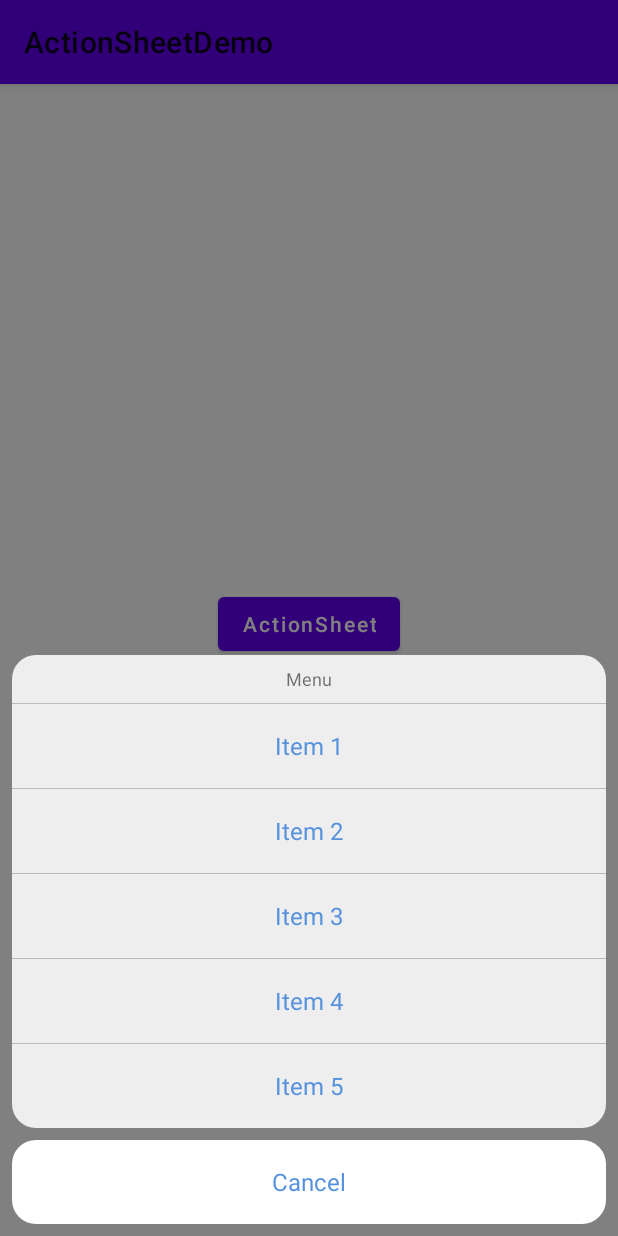
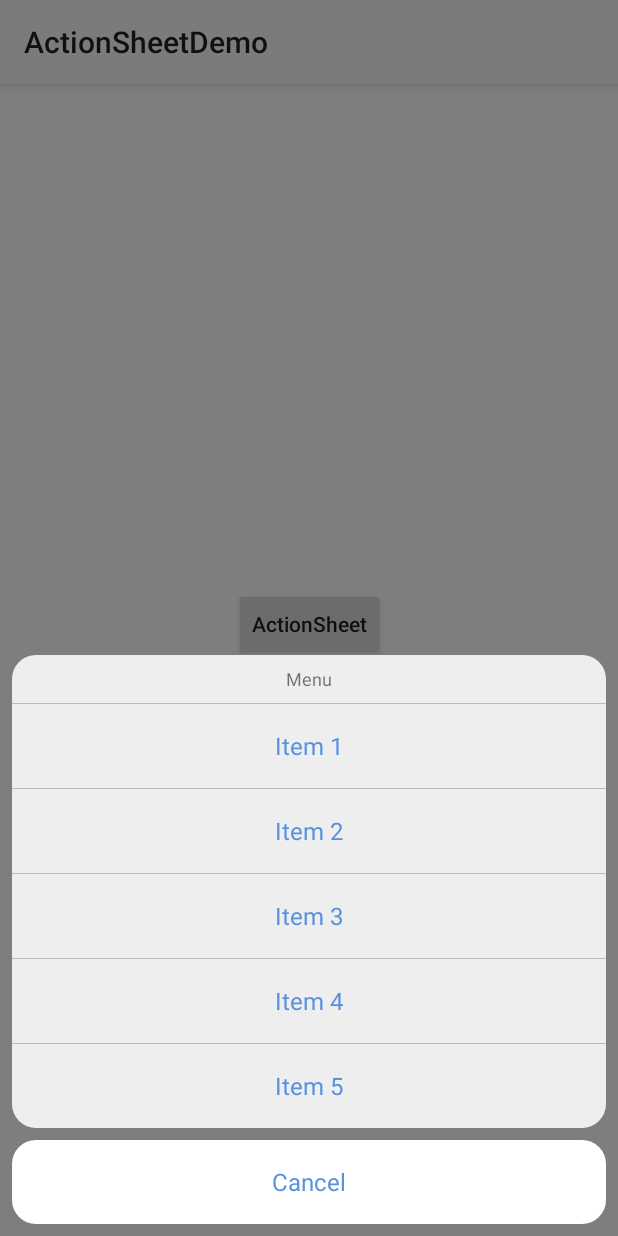
Before and after one commit to atsushi-ageet/android-action-sheet, an Android app: the screen it shows after launch (MainActivity), after a tap on "ActionSheetFragment", on a phone screen of 412 x 824 dp. Run offline under Robolectric (Android 15) with nearby library versions, the phone set to English and light mode, and no system bars.

Commit message:
Remove dependency to material library

```diff
--- a/actionsheet/build.gradle
+++ b/actionsheet/build.gradle
@@ -39,7 +39,6 @@ dependencies {
     implementation "androidx.fragment:fragment-ktx:1.6.0"
     implementation "androidx.constraintlayout:constraintlayout:2.1.4"
     implementation "androidx.appcompat:appcompat:1.6.1"
-    implementation "com.google.android.material:material:1.9.0"
     testImplementation 'junit:junit:4.13.2'
     androidTestImplementation 'androidx.test.ext:junit:1.1.5'
     androidTestImplementation 'androidx.test.espresso:espresso-core:3.5.1'
--- a/actionsheet/src/main/java/com/ageet/actionsheet/ActionSheetDialog.kt
+++ b/actionsheet/src/main/java/com/ageet/actionsheet/ActionSheetDialog.kt
@@ -2,13 +2,14 @@ package com.ageet.actionsheet
 
 import android.content.Context
 import android.os.Bundle
+import android.view.Gravity
 import android.view.View
 import android.view.ViewGroup
+import android.view.WindowManager
 import android.widget.ArrayAdapter
 import android.widget.ListView
 import android.widget.TextView
-import com.google.android.material.bottomsheet.BottomSheetBehavior
-import com.google.android.material.bottomsheet.BottomSheetDialog
+import androidx.appcompat.app.AlertDialog
 
 class ActionSheetDialog(
     context: Context,
@@ -16,7 +17,7 @@ class ActionSheetDialog(
     private val cancelText: String = "",
     private val items: List<String> = emptyList(),
     private var onItemClickListener: OnItemClickListener? = null,
-) : BottomSheetDialog(context, R.style.actionsheet_ThemeOverlay_App_BottomSheetDialog) {
+) : AlertDialog(context, R.style.actionsheet_ThemeOverlay_App_BottomSheetDialog) {
     fun interface OnItemClickListener {
         fun onItemClick(position: Int)
     }
@@ -61,11 +62,10 @@ class ActionSheetDialog(
             dismiss()
         }
         window?.attributes?.apply {
+            width = WindowManager.LayoutParams.MATCH_PARENT
+            height = WindowManager.LayoutParams.WRAP_CONTENT
+            gravity = Gravity.BOTTOM
             dimAmount = 0.5f
-        }
-        behavior.apply {
-            isDraggable = false
-            setState(BottomSheetBehavior.STATE_EXPANDED)
         }
     }
 
--- a/actionsheet/src/main/java/com/ageet/actionsheet/ActionSheetDialogFragment.kt
+++ b/actionsheet/src/main/java/com/ageet/actionsheet/ActionSheetDialogFragment.kt
@@ -2,13 +2,13 @@ package com.ageet.actionsheet
 
 import android.app.Dialog
 import android.os.Bundle
+import androidx.fragment.app.DialogFragment
 import androidx.fragment.app.Fragment
 import androidx.fragment.app.FragmentManager
-import com.google.android.material.bottomsheet.BottomSheetDialogFragment
 import kotlin.properties.ReadWriteProperty
 import kotlin.reflect.KProperty
 
-class ActionSheetDialogFragment : BottomSheetDialogFragment() {
+class ActionSheetDialogFragment : DialogFragment() {
     var titleText: String by stringArgument()
     var cancelText: String by stringArgument()
     var items: List<String> by stringListArgument()
--- /dev/null
+++ b/actionsheet/src/main/res/anim/actionsheet_interpolator.xml
@@ -0,0 +1,21 @@
+<?xml version="1.0" encoding="utf-8"?>
+<!--
+  ~ Copyright (C) 2021 The Android Open Source Project
+  ~
+  ~ Licensed under the Apache License, Version 2.0 (the "License");
+  ~ you may not use this file except in compliance with the License.
+  ~ You may obtain a copy of the License at
+  ~
+  ~      http://www.apache.org/licenses/LICENSE-2.0
+  ~
+  ~ Unless required by applicable law or agreed to in writing, software
+  ~ distributed under the License is distributed on an "AS IS" BASIS,
+  ~ WITHOUT WARRANTIES OR CONDITIONS OF ANY KIND, either express or implied.
+  ~ See the License for the specific language governing permissions and
+  ~ limitations under the License.
+  -->
+<pathInterpolator xmlns:android="http://schemas.android.com/apk/res/android"
+    android:controlX1="0.35"
+    android:controlY1="0"
+    android:controlX2="0"
+    android:controlY2="1"/>
--- /dev/null
+++ b/actionsheet/src/main/res/anim/actionsheet_slide_down.xml
@@ -0,0 +1,11 @@
+<?xml version="1.0" encoding="utf-8"?>
+<set xmlns:android="http://schemas.android.com/apk/res/android"
+    android:duration="400"
+    android:interpolator="@anim/actionsheet_interpolator">
+    <translate
+        android:fromYDelta="0"
+        android:toYDelta="100%" />
+    <alpha
+        android:fromAlpha="1"
+        android:toAlpha="0" />
+</set>
--- /dev/null
+++ b/actionsheet/src/main/res/anim/actionsheet_slide_up.xml
@@ -0,0 +1,11 @@
+<?xml version="1.0" encoding="utf-8"?>
+<set xmlns:android="http://schemas.android.com/apk/res/android"
+    android:duration="400"
+    android:interpolator="@anim/actionsheet_interpolator">
+    <translate
+        android:fromYDelta="100%"
+        android:toYDelta="0" />
+    <alpha
+        android:fromAlpha="0"
+        android:toAlpha="1" />
+</set>
--- a/actionsheet/src/main/res/layout/actionsheet_content.xml
+++ b/actionsheet/src/main/res/layout/actionsheet_content.xml
@@ -8,6 +8,8 @@
     android:layout_width="match_parent"
     android:layout_height="wrap_content"
     android:paddingHorizontal="8dp"
+    android:layout_marginTop="24dp"
+    android:layout_marginBottom="8dp"
     android:layout_gravity="bottom">
 
     <LinearLayout
@@ -49,7 +51,6 @@
         android:id="@+id/actionsheet_cancel"
         android:layout_width="match_parent"
         android:layout_height="@dimen/actionsheet_item_height"
-        android:layout_marginBottom="8dp"
         android:background="@drawable/actionsheet_bg_cancel"
         android:backgroundTintMode="src_over"
         android:backgroundTint="@color/actionsheet_bg_tint"
--- a/actionsheet/src/main/res/values/styles.xml
+++ /dev/null
@@ -1,6 +0,0 @@
-<?xml version="1.0" encoding="utf-8"?>
-<resources>
-    <style name="actionsheet_Widget.App.BottomSheet" parent="Widget.MaterialComponents.BottomSheet">
-        <item name="shapeAppearance">@null</item>
-    </style>
-</resources>
--- a/actionsheet/src/main/res/values/themes.xml
+++ b/actionsheet/src/main/res/values/themes.xml
@@ -1,10 +1,16 @@
 <?xml version="1.0" encoding="utf-8"?>
 <resources xmlns:tools="http://schemas.android.com/tools">
-    <style name="actionsheet_ThemeOverlay.App.BottomSheetDialog" parent="ThemeOverlay.MaterialComponents.BottomSheetDialog">
-        <item name="bottomSheetStyle">@style/actionsheet_Widget.App.BottomSheet</item>
+    <style name="actionsheet_ThemeOverlay.App.BottomSheetDialog" parent="ThemeOverlay.AppCompat.Dialog">
+        <item name="android:windowBackground">@android:color/transparent</item>
         <item name="android:navigationBarColor">@android:color/transparent</item>
         <item name="android:windowLightNavigationBar" tools:targetApi="o_mr1">true</item>
         <item name="android:windowTranslucentNavigation">false</item>
-        <item name="android:windowIsFloating">false</item>
+        <item name="android:windowIsFloating">true</item>
+        <item name="android:windowIsTranslucent">true</item>
+        <item name="android:windowAnimationStyle">@style/actionsheet_Animation.ActionSheetDialog</item>
+    </style>
+    <style name="actionsheet_Animation.ActionSheetDialog" parent="Animation.AppCompat.Dialog">
+        <item name="android:windowEnterAnimation">@anim/actionsheet_slide_up</item>
+        <item name="android:windowExitAnimation">@anim/actionsheet_slide_down</item>
     </style>
 </resources>
--- a/app/build.gradle
+++ b/app/build.gradle
@@ -33,5 +33,4 @@ dependencies {
     implementation "androidx.fragment:fragment-ktx:1.6.0"
     implementation "androidx.constraintlayout:constraintlayout:2.1.4"
     implementation "androidx.appcompat:appcompat:1.6.1"
-    implementation "com.google.android.material:material:1.9.0"
 }
--- a/app/src/main/res/values/themes.xml
+++ b/app/src/main/res/values/themes.xml
@@ -1,5 +1,5 @@
 <?xml version="1.0" encoding="utf-8"?>
 <resources>
-    <style name="Theme.App" parent="Theme.MaterialComponents.DayNight">
+    <style name="Theme.App" parent="Theme.AppCompat.DayNight">
     </style>
 </resources>
```
